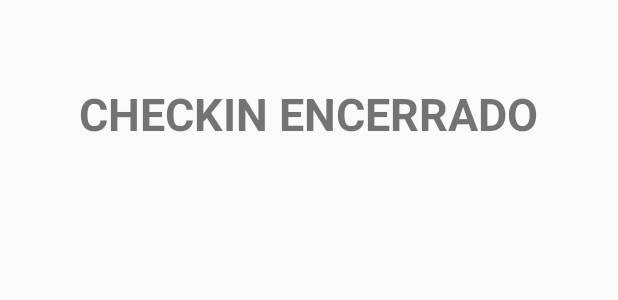
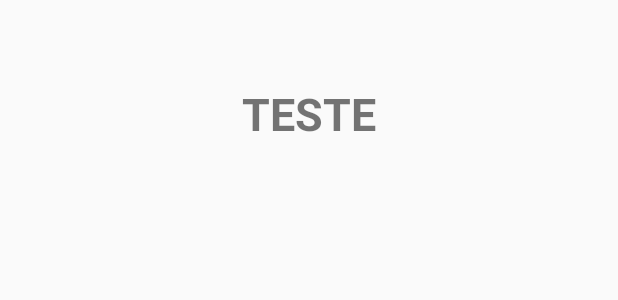
Before and after one commit to MarcelloVSilva/ImHere, an Android app: the layout ja_terminou_fragment.xml on its own in the app's theme, with its tools: preview values and no code run, on a phone screen of 412 x 824 dp. Shown: the top 300 px of the screen. Run offline under Robolectric (Android 15) with nearby library versions, the phone set to English and light mode, and no system bars.

Commit message:
fragments de cada status

```diff
--- a/app/src/main/java/com/example/marcello/tomadordefrequencia/componentes/telas/EmProcessoAula.java
+++ b/app/src/main/java/com/example/marcello/tomadordefrequencia/componentes/telas/EmProcessoAula.java
@@ -11,6 +11,8 @@ import android.view.LayoutInflater;
 import android.view.View;
 import android.view.ViewGroup;
 import android.widget.Button;
+import android.widget.TextView;
+
 import com.example.marcello.tomadordefrequencia.R;
 
 public class EmProcessoAula extends Fragment {
@@ -20,6 +22,9 @@ public class EmProcessoAula extends Fragment {
     public View onCreateView(LayoutInflater inflater, @Nullable ViewGroup container, Bundle savedInstanceState) {
         View view =  inflater.inflate(R.layout.em_processo_fragment, container, false);
         Button button = view.findViewById(R.id.inserirMatricula);
+        TextView titulo = view.findViewById(R.id.tituloEmProcesso);
+        titulo.setText(this.getArguments().getString("checkinOuCheckout")+" liberado");
+
         button.setOnClickListener(new View.OnClickListener()
         {
             @Override
--- a/app/src/main/res/layout/ja_terminou_fragment.xml
+++ b/app/src/main/res/layout/ja_terminou_fragment.xml
@@ -1,18 +1,27 @@
 <?xml version="1.0" encoding="utf-8"?>
 <RelativeLayout xmlns:android="http://schemas.android.com/apk/res/android"
+    xmlns:app="http://schemas.android.com/apk/res-auto"
     xmlns:tools="http://schemas.android.com/tools"
     android:layout_width="match_parent"
     android:layout_height="match_parent">
 
     <TextView
-        android:id="@+id/textView"
+        android:id="@+id/tituloFimDoProcesso"
         android:layout_width="wrap_content"
         android:layout_height="wrap_content"
         android:layout_alignParentTop="true"
         android:layout_centerHorizontal="true"
         android:layout_marginTop="55dp"
-        android:text="Checkin encerrado"
         android:textAllCaps="true"
         android:textSize="30sp"
+        android:text="teste"
         android:textStyle="bold" />
+
+    <ImageView
+        android:id="@+id/imageViewJaTerminou"
+        android:layout_width="400dp"
+        android:layout_height="400dp"
+        android:layout_below="@+id/tituloFimDoProcesso"
+        android:layout_centerHorizontal="true"/>
+
 </RelativeLayout>
```
Also changed, not shown: app/src/main/java/com/example/marcello/tomadordefrequencia/componentes/telas/FimDoProcesso.java (+16 -3 lines), app/src/main/java/com/example/marcello/tomadordefrequencia/componentes/telas/ProximaDisciplina.java (+34 -3 lines), app/src/main/java/com/example/marcello/tomadordefrequencia/view/MainActivity.java (+6 -3 lines), app/src/main/res/layout/em_processo_fragment.xml (+4 -5 lines), app/src/main/res/layout/proxima_disciplina.xml (+1 -11 lines), app/src/main/res/drawable/ainda_nao_comecou.png, app/src/main/res/drawable/checkin_encerrado.png, app/src/main/res/drawable/checkout_encerrado.png, app/src/main/res/drawable/em_processo.png (added), app/src/main/res/drawable/em_processo_img.png (deleted).
